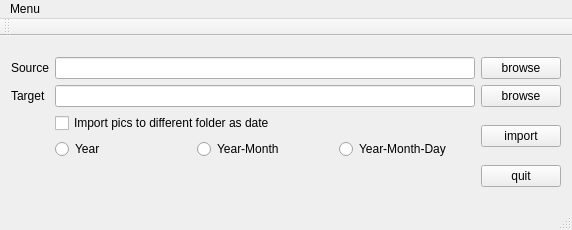
ChunKai-Wang/PicIn, file mainwindow.ui: the form before one commit.
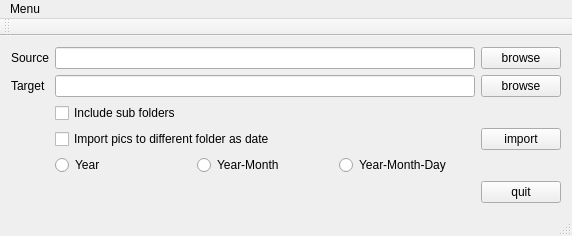
The form after the commit.

Commit message:
Added checkbox for indicating whether including pics of sub folders for importing
    modified:   mainwindow.cpp
    modified:   mainwindow.ui
    modified:   picin_core.cpp
    modified:   picin_core.h

```diff
--- a/mainwindow.ui
+++ b/mainwindow.ui
@@ -73,6 +73,13 @@
       </item>
       <item row="5" column="1">
        <layout class="QVBoxLayout" name="verticalLayout">
+        <item>
+         <widget class="QCheckBox" name="checkBox_includeSubDir">
+          <property name="text">
+           <string>Include sub folders</string>
+          </property>
+         </widget>
+        </item>
         <item>
          <widget class="QCheckBox" name="checkBox_dirAsDate">
           <property name="text">
```
The commit also changes 3 other files.
